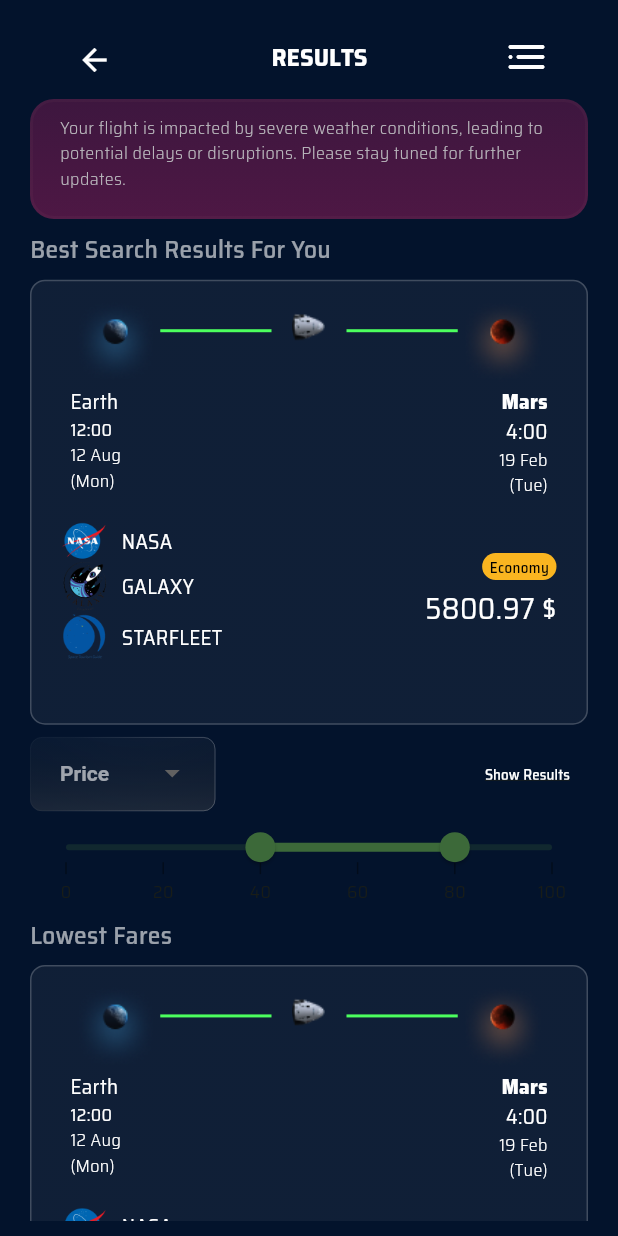
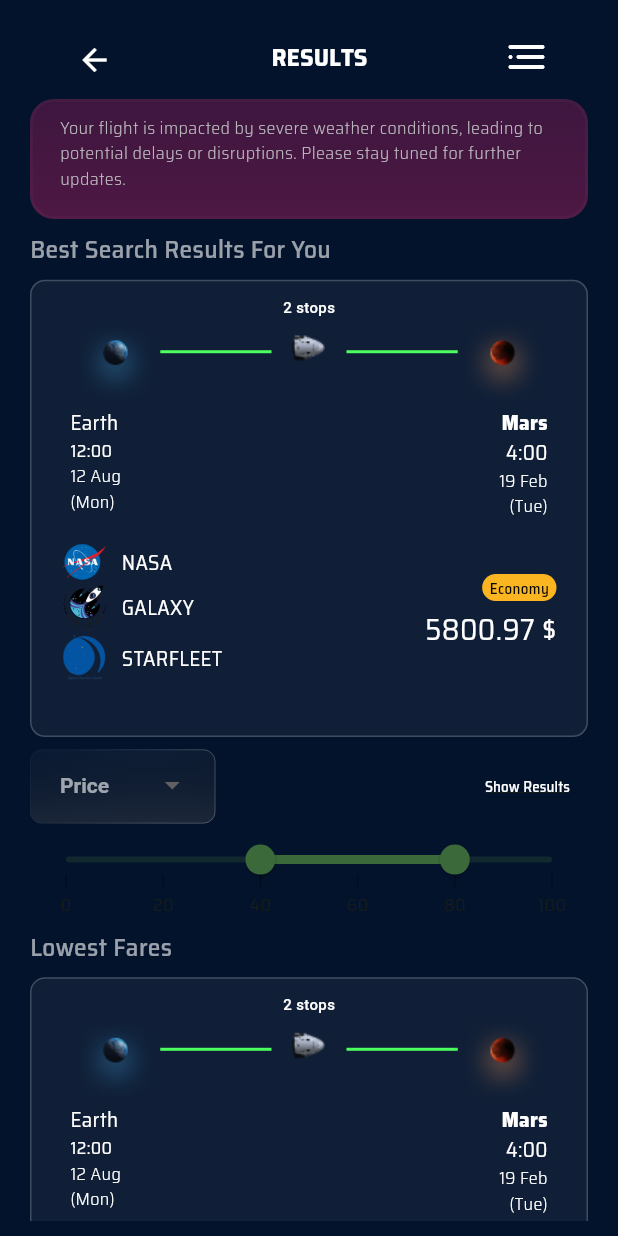
Before and after one commit to Astrohub0/undefined_astrohub, a Flutter app: the SearchResults screen opened directly, on a phone screen of 412 x 824 dp. Run offline on Flutter 3.47's test engine with Material 2 defaults, Android fonts, the phone set to English and light mode, and no system bars; drawn by our look-alikes of glassmorphism; our stand-ins replace cloud_firestore, firebase_core, flutter_spinkit, flutter_svg, syncfusion_flutter_sliders; accounts and stored records are empty; Roboto replaces fonts that are missing (Saira SemiCondensed).

Commit message:
adding correct screen navigation to book btn

```diff
--- a/lib/widgets/features/searchres_card.dart
+++ b/lib/widgets/features/searchres_card.dart
@@ -36,11 +36,11 @@ Widget searchResult(
   price ??= '5800.97';
   return GestureDetector(
     onTap: () {
-       PageNavigator(context: context).nextPage( FlightDetails());
+      PageNavigator(context: context).nextPage(FlightDetails());
     },
     child: Container(
         width: width * 0.9,
-        height: height * 0.36,
+        height: height * 0.37,
         decoration: BoxDecoration(
           borderRadius: BorderRadius.circular(10),
           border: Border.all(color: Colors.white.withOpacity(0.20)),
@@ -57,6 +57,15 @@ Widget searchResult(
           padding: const EdgeInsets.symmetric(horizontal: 20, vertical: 10),
           child: Column(
             children: [
+              const Text(
+                '2 stops',
+                style: TextStyle(
+                  color: Colors.white,
+                  fontSize: 10,
+                  fontFamily: 'Saira SemiCondensed',
+                  fontWeight: FontWeight.w500,
+                ),
+              ),
               Row(
                 mainAxisAlignment: MainAxisAlignment.center,
                 crossAxisAlignment: CrossAxisAlignment.start,
@@ -173,7 +182,7 @@ Widget searchResult(
                   Column(crossAxisAlignment: CrossAxisAlignment.end, children: [
                     classLabel(getColorByClassName(className), className),
                     const SizedBox(height: 5),
-                     Text(
+                    Text(
                       '$price \$',
                       textAlign: TextAlign.right,
                       style: const TextStyle(
@@ -183,7 +192,6 @@ Widget searchResult(
                         letterSpacing: 0.31,
                       ),
                     ),
-
                   ]),
                 ],
               ),
--- a/lib/widgets/global/book_btn.dart
+++ b/lib/widgets/global/book_btn.dart
@@ -19,7 +19,7 @@ Widget bookFlight(context) {
         print(flights);
         print(context);
         //return const NoAvailableCrafts();
-        return FlightDetails();
+        return BookRoundTrip();
       }));
     }),
     tooltip: 'Book a flight',
```
